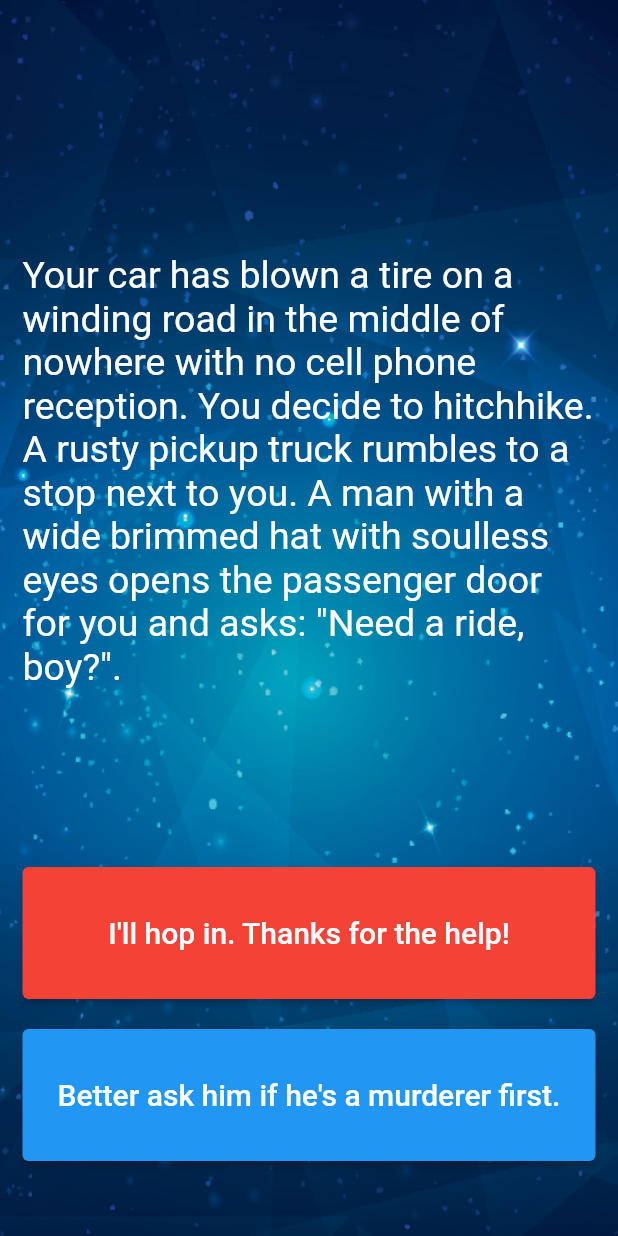
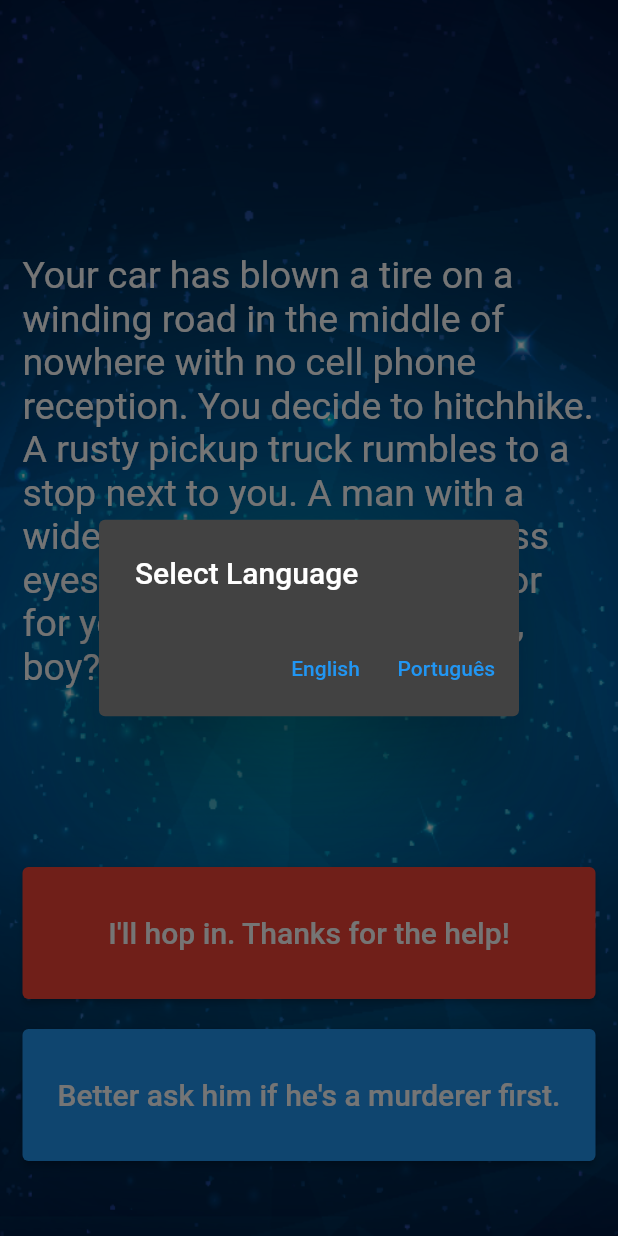
Before and after one commit to lucas-marianno/Flutter_Development_Bootcamp, a Flutter app: the screen it shows after launch, on a phone screen of 412 x 824 dp. Run offline on Flutter 3.47's test engine with Material 2 defaults, Android fonts, the light colour scheme and no system bars; missing offline and left inert: audiofileplayer.

Commit message:
portuguese version added

```diff
--- a/destini/lib/main.dart
+++ b/destini/lib/main.dart
@@ -20,6 +20,41 @@ class StoryPage extends StatefulWidget {
 }
 
 class _StoryPageState extends State<StoryPage> {
+  void initState() {
+    super.initState();
+
+    WidgetsBinding.instance?.addPostFrameCallback((_) {
+      showDialog(
+        context: context,
+        builder: (BuildContext context) => AlertDialog(
+          title: const Text("Select Language"),
+          actions: [
+            TextButton(
+              onPressed: () {
+                setState(() {
+                  storyBrain.setLanguage('English');
+                  storyBrain = StoryBrain();
+                });
+                Navigator.pop(context);
+              },
+              child: const Text("English"),
+            ),
+            TextButton(
+              onPressed: () {
+                setState(() {
+                  storyBrain.setLanguage('Português');
+                  storyBrain = StoryBrain();
+                });
+                Navigator.pop(context);
+              },
+              child: const Text("Português"),
+            )
+          ],
+        ),
+      );
+    });
+  }
+
   @override
   Widget build(BuildContext context) {
     return Scaffold(
--- a/destini/lib/story_brain.dart
+++ b/destini/lib/story_brain.dart
@@ -6,6 +6,8 @@ class StoryBrain {
   String getChoice1() => _storyData[_storyNumber].choice1;
 
   String getChoice2() => _storyData[_storyNumber].choice2;
+
+  void setLanguage(String languageChoice) => _storyLanguage = languageChoice;
 
   bool buttonShouldBeVisible() {
     return _storyNumber <= 2 ? true : false;
@@ -27,7 +29,12 @@ class StoryBrain {
 
   int _storyNumber = 0;
 
-  List<Story> _storyData = const [
+  static String _storyLanguage = 'English';
+
+  List<Story> _storyData =
+      _storyLanguage == 'English' ? _storyDataEnglish : _storyDataPortuguese;
+
+  static List<Story> _storyDataEnglish = const [
     Story(
         storyTitle:
             'Your car has blown a tire on a winding road in the middle of nowhere with no cell phone reception. You decide to hitchhike. A rusty pickup truck rumbles to a stop next to you. A man with a wide brimmed hat with soulless eyes opens the passenger door for you and asks: "Need a ride, boy?".',
@@ -39,7 +46,7 @@ class StoryBrain {
         choice2: 'Wait, I know how to change a tire.'),
     Story(
         storyTitle:
-            'As you begin to drive, the stranger starts talking about his relationship with his mother. He gets angrier and angrier by the minute. He asks you to open the glovebox. Inside you find a bloody knife, two severed fingers, and a cassette tape of Elton John. He reaches for the glove box.',
+            'As he begins to drive, the stranger starts talking about his relationship with his mother. He gets angrier and angrier by the minute. He asks you to open the glovebox. Inside you find a bloody knife, two severed fingers, and a cassette tape of Elton John. He reaches for the glove box.',
         choice1: 'I love Elton John! Hand him the cassette tape.',
         choice2: 'It\'s him or me! You take the knife and stab him.'),
     Story(
@@ -58,4 +65,35 @@ class StoryBrain {
         choice1: 'Restart',
         choice2: '')
   ];
+  static List<Story> _storyDataPortuguese = const [
+    Story(
+        storyTitle:
+            'Seu carro furou um pneu em uma estrada sinuosa no meio do nada e não há sinal de celular. Você decide pegar carona. Uma caminhonete enferrujada para ao seu lado e um homem de chapéu de aba larga com olhos sem alma abre a porta do passageiro para você e pergunta: "Precisa de uma carona, garoto?"',
+        choice1: 'Vou entrar. Obrigado pela ajuda!',
+        choice2: 'É melhor perguntar a ele primeiro se ele é um assassino.'),
+    Story(
+        storyTitle: 'Ele acena lentamente, sem se abalar com a pergunta.',
+        choice1: 'Pelo menos ele é honesto. Vou entrar.',
+        choice2: 'Espera, eu sei trocar um pneu.'),
+    Story(
+        storyTitle:
+            'Enquanto ele começa a dirigir, o estranho começa a falar sobre sua relação com a mãe. Ele fica cada vez mais irritado a cada minuto. Ele pede para você abrir o porta-luvas. Lá dentro você encontra uma faca ensanguentada, dois dedos decepados e uma fita cassete do Elton John. Ele estende a mão para abrir o porta-luvas.',
+        choice1: 'Eu amo Elton John! Entrego a fita cassete para ele.',
+        choice2: 'É ele ou eu! Você pega a faca e o esfaqueia.'),
+    Story(
+        storyTitle:
+            'O que? Essa é uma saída fácil! Você sabia que acidentes de trânsito são a segunda principal causa de morte acidental para a maioria dos grupos etários adultos?',
+        choice1: 'Reiniciar história',
+        choice2: ''),
+    Story(
+        storyTitle:
+            'Enquanto você atravessa o guardrail e despenca em direção as rochas pontiagudas abaixo, você reflete a respeito da ideia brilhante de esfaquear alguém enquanto dirige o carro em que você está.',
+        choice1: 'Reiniciar história',
+        choice2: ''),
+    Story(
+        storyTitle:
+            'Você cria uma conexão com o assassino enquanto cantam juntos versos de "Can You Feel the Love Tonight". Ele te deixa na próxima cidade. Antes de você ir, ele pergunta se você conhece algum bom lugar para se livrar de corpos. Você responde: "Tente o píer".',
+        choice1: 'Reiniciar história',
+        choice2: '')
+  ];
 }
```
